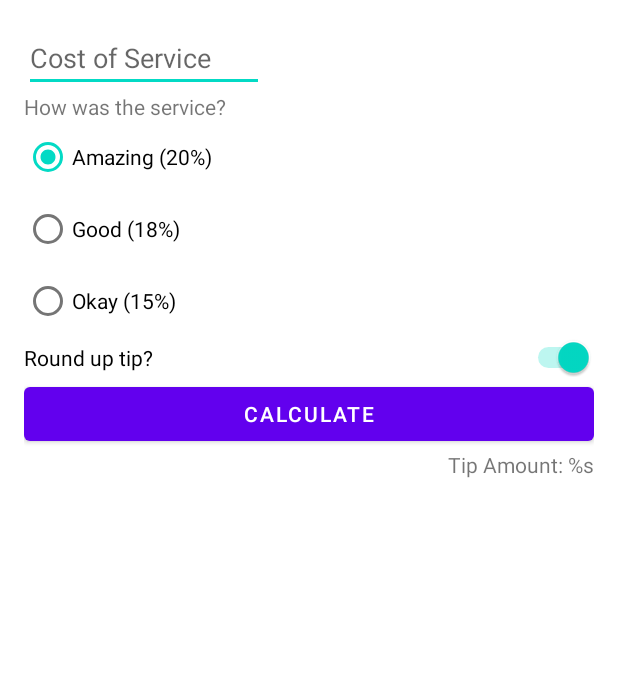
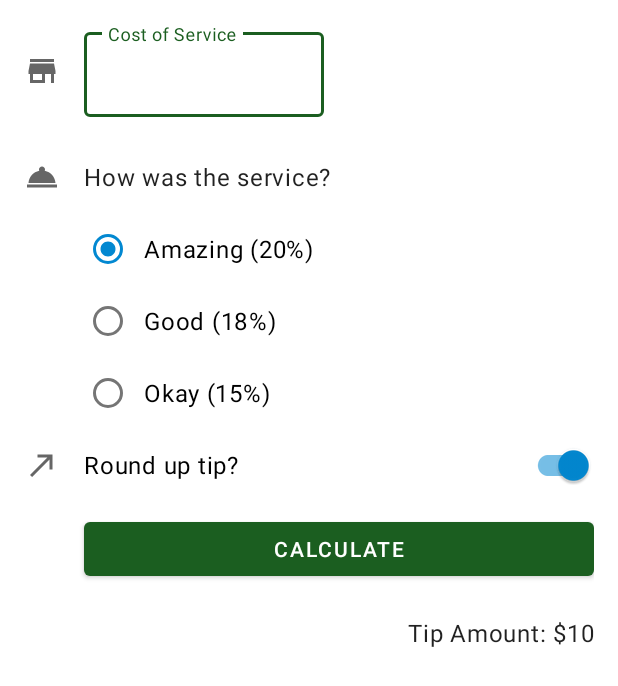
Before and after one commit to anna-albright/tipCalculator, an Android app: the layout activity_main.xml on its own in the app's theme, with its tools: preview values and no code run, on a phone screen of 412 x 824 dp. Shown: the top 686 px of the screen. Run offline under Robolectric (Android 15) with nearby library versions, the phone set to English and light mode, and no system bars.

Commit message:
Add themes, styles and icons.

```diff
--- a/app/src/main/java/com/example/tiptime/MainActivity.java
+++ /dev/null
@@ -1,6 +0,0 @@
-package com.example.tiptime;
-
-import android.app.Activity;
-
-public class MainActivity extends Activity {
-}
--- a/app/src/main/java/com/example/tiptime/MainActivity.kt
+++ b/app/src/main/java/com/example/tiptime/MainActivity.kt
@@ -1,43 +1,100 @@
 package com.example.tiptime
 
+import android.content.Context
 import android.os.Bundle
+import android.view.KeyEvent
+import android.view.View
+import android.view.inputmethod.InputMethodManager
 import androidx.appcompat.app.AppCompatActivity
 import com.example.tiptime.databinding.ActivityMainBinding
 import java.text.NumberFormat
 
+/**
+ * Activity that displays a tip calculator.
+ */
 class MainActivity : AppCompatActivity() {
 
+    // Binding object instance with access to the views in the activity_main.xml layout
     private lateinit var binding: ActivityMainBinding
 
     override fun onCreate(savedInstanceState: Bundle?) {
         super.onCreate(savedInstanceState)
 
+        // Inflate the layout XML file and return a binding object instance
         binding = ActivityMainBinding.inflate(layoutInflater)
+
+        // Set the content view of the Activity to be the root view of the layout
         setContentView(binding.root)
 
+        // Setup a click listener on the calculate button to calculate the tip
         binding.calculateButton.setOnClickListener { calculateTip() }
+
+        // Set up a key listener on the EditText field to listen for "enter" button presses
+        binding.costOfServiceEditText.setOnKeyListener { view, keyCode, _ ->
+            handleKeyEvent(
+                view,
+                keyCode
+            )
+        }
     }
 
+    /**
+     * Calculates the tip based on the user input.
+     */
     private fun calculateTip() {
-        val stringInTextField = binding.costOfService.text.toString()
+        // Get the decimal value from the cost of service EditText field
+        val stringInTextField = binding.costOfServiceEditText.text.toString()
         val cost = stringInTextField.toDoubleOrNull()
-        if (cost == null) {
-            binding.tipResult.text = ""
+
+        // If the cost is null or 0, then display 0 tip and exit this function early.
+        if (cost == null || cost == 0.0) {
+            displayTip(0.0)
             return
         }
 
+        // Get the tip percentage based on which radio button is selected
         val tipPercentage = when (binding.tipOptions.checkedRadioButtonId) {
             R.id.option_twenty_percent -> 0.20
             R.id.option_eighteen_percent -> 0.18
             else -> 0.15
         }
 
+        // Calculate the tip
         var tip = tipPercentage * cost
-        if (binding.roundUpSwitch.isChecked) {
+
+        // If the switch for rounding up the tip toggled on (isChecked is true), then round up the
+        // tip. Otherwise do not change the tip value.
+        val roundUp = binding.roundUpSwitch.isChecked
+        if (roundUp) {
+            // Take the ceiling of the current tip, which rounds up to the next integer, and store
+            // the new value in the tip variable.
             tip = kotlin.math.ceil(tip)
         }
 
+        // Display the formatted tip value onscreen
+        displayTip(tip)
+    }
+
+    /**
+     * Format the tip amount according to the local currency and display it onscreen.
+     * Example would be "Tip Amount: $10.00".
+     */
+    private fun displayTip(tip: Double) {
         val formattedTip = NumberFormat.getCurrencyInstance().format(tip)
         binding.tipResult.text = getString(R.string.tip_amount, formattedTip)
     }
+
+    /**
+     * Key listener for hiding the keyboard when the "Enter" button is tapped.
+     */
+    private fun handleKeyEvent(view: View, keyCode: Int): Boolean {
+        if (keyCode == KeyEvent.KEYCODE_ENTER) {
+            // Hide the keyboard
+            val inputMethodManager =
+                getSystemService(Context.INPUT_METHOD_SERVICE) as InputMethodManager
+            inputMethodManager.hideSoftInputFromWindow(view.windowToken, 0)
+            return true
+        }
+        return false
+    }
 }
--- /dev/null
+++ b/app/src/main/res/drawable/ic_round_up.xml
@@ -0,0 +1,10 @@
+<vector xmlns:android="http://schemas.android.com/apk/res/android"
+    android:width="24dp"
+    android:height="24dp"
+    android:viewportWidth="24"
+    android:viewportHeight="24"
+    android:tint="?attr/colorControlNormal">
+  <path
+      android:fillColor="@android:color/white"
+      android:pathData="M9,5v2h6.59L4,18.59 5.41,20 17,8.41V15h2V5z"/>
+</vector>
--- /dev/null
+++ b/app/src/main/res/drawable/ic_service.xml
@@ -0,0 +1,10 @@
+<vector xmlns:android="http://schemas.android.com/apk/res/android"
+    android:width="24dp"
+    android:height="24dp"
+    android:viewportWidth="24"
+    android:viewportHeight="24"
+    android:tint="?attr/colorControlNormal">
+  <path
+      android:fillColor="@android:color/white"
+      android:pathData="M2,17h20v2L2,19zM13.84,7.79c0.1,-0.24 0.16,-0.51 0.16,-0.79 0,-1.1 -0.9,-2 -2,-2s-2,0.9 -2,2c0,0.28 0.06,0.55 0.16,0.79C6.25,8.6 3.27,11.93 3,16h18c-0.27,-4.07 -3.25,-7.4 -7.16,-8.21z"/>
+</vector>
--- /dev/null
+++ b/app/src/main/res/drawable/ic_store.xml
@@ -0,0 +1,10 @@
+<vector xmlns:android="http://schemas.android.com/apk/res/android"
+    android:width="24dp"
+    android:height="24dp"
+    android:viewportWidth="24"
+    android:viewportHeight="24"
+    android:tint="?attr/colorControlNormal">
+  <path
+      android:fillColor="@android:color/white"
+      android:pathData="M20,4L4,4v2h16L20,4zM21,14v-2l-1,-5L4,7l-1,5v2h1v6h10v-6h4v6h2v-6h1zM12,18L6,18v-4h6v4z"/>
+</vector>
--- a/app/src/main/res/layout/activity_main.xml
+++ b/app/src/main/res/layout/activity_main.xml
@@ -1,27 +1,61 @@
 <?xml version="1.0" encoding="utf-8"?>
-<androidx.constraintlayout.widget.ConstraintLayout xmlns:android="http://schemas.android.com/apk/res/android"
+<ScrollView xmlns:android="http://schemas.android.com/apk/res/android"
     xmlns:app="http://schemas.android.com/apk/res-auto"
     xmlns:tools="http://schemas.android.com/tools"
     android:layout_width="match_parent"
     android:layout_height="match_parent"
-    android:padding="16dp"
     tools:context=".MainActivity">
 
-    <EditText
+    <androidx.constraintlayout.widget.ConstraintLayout
+        android:layout_width="match_parent"
+        android:layout_height="wrap_content"
+        android:padding="16dp">
+
+        <ImageView
+            android:id="@+id/icon_cost_of_service"
+            android:layout_width="wrap_content"
+            android:layout_height="wrap_content"
+            android:importantForAccessibility="no"
+            app:layout_constraintBottom_toBottomOf="@id/cost_of_service"
+            app:layout_constraintStart_toStartOf="parent"
+            app:layout_constraintTop_toTopOf="@id/cost_of_service"
+            app:srcCompat="@drawable/ic_store" />
+
+        <com.google.android.material.textfield.TextInputLayout
             android:id="@+id/cost_of_service"
             android:layout_width="160dp"
             android:layout_height="wrap_content"
+            android:layout_marginStart="16dp"
             android:hint="@string/cost_of_service"
-        android:inputType="numberDecimal"
+            app:layout_constraintStart_toEndOf="@id/icon_cost_of_service"
+            app:layout_constraintTop_toTopOf="parent">
+
+            <com.google.android.material.textfield.TextInputEditText
+                android:id="@+id/cost_of_service_edit_text"
+                android:layout_width="match_parent"
+                android:layout_height="wrap_content"
+                android:inputType="numberDecimal" />
+
+        </com.google.android.material.textfield.TextInputLayout>
+
+        <ImageView
+            android:id="@+id/icon_service_question"
+            android:layout_width="wrap_content"
+            android:layout_height="wrap_content"
+            android:importantForAccessibility="no"
+            app:layout_constraintBottom_toBottomOf="@id/service_question"
             app:layout_constraintStart_toStartOf="parent"
-        app:layout_constraintTop_toTopOf="parent" />
+            app:layout_constraintTop_toTopOf="@id/service_question"
+            app:srcCompat="@drawable/ic_service" />
 
         <TextView
             android:id="@+id/service_question"
+            style="@style/Widget.TipTime.TextView"
             android:layout_width="wrap_content"
             android:layout_height="wrap_content"
+            android:layout_marginTop="16dp"
             android:text="@string/how_was_the_service"
-        app:layout_constraintStart_toStartOf="parent"
+            app:layout_constraintStart_toStartOf="@id/cost_of_service"
             app:layout_constraintTop_toBottomOf="@id/cost_of_service" />
 
         <RadioGroup
@@ -30,7 +64,7 @@
             android:layout_height="wrap_content"
             android:checkedButton="@id/option_twenty_percent"
             android:orientation="vertical"
-        app:layout_constraintStart_toStartOf="parent"
+            app:layout_constraintStart_toStartOf="@id/service_question"
             app:layout_constraintTop_toBottomOf="@id/service_question">
 
             <RadioButton
@@ -50,32 +84,47 @@
                 android:layout_width="wrap_content"
                 android:layout_height="wrap_content"
                 android:text="@string/ok_service" />
+
         </RadioGroup>
 
-    <Switch
+        <ImageView
+            android:id="@+id/icon_round_up"
+            android:layout_width="wrap_content"
+            android:layout_height="wrap_content"
+            android:importantForAccessibility="no"
+            app:layout_constraintBottom_toBottomOf="@id/round_up_switch"
+            app:layout_constraintStart_toStartOf="parent"
+            app:layout_constraintTop_toTopOf="@id/round_up_switch"
+            app:srcCompat="@drawable/ic_round_up" />
+
+        <com.google.android.material.switchmaterial.SwitchMaterial
             android:id="@+id/round_up_switch"
             android:layout_width="0dp"
             android:layout_height="wrap_content"
             android:checked="true"
             android:text="@string/round_up_tip"
             app:layout_constraintEnd_toEndOf="parent"
-        app:layout_constraintStart_toStartOf="parent"
+            app:layout_constraintStart_toStartOf="@id/tip_options"
             app:layout_constraintTop_toBottomOf="@id/tip_options" />
 
         <Button
             android:id="@+id/calculate_button"
             android:layout_width="0dp"
             android:layout_height="wrap_content"
+            android:layout_marginTop="8dp"
             android:text="@string/calculate"
             app:layout_constraintEnd_toEndOf="parent"
-        app:layout_constraintStart_toStartOf="parent"
+            app:layout_constraintStart_toStartOf="@id/round_up_switch"
             app:layout_constraintTop_toBottomOf="@id/round_up_switch" />
 
         <TextView
             android:id="@+id/tip_result"
+            style="@style/Widget.TipTime.TextView"
             android:layout_width="wrap_content"
             android:layout_height="wrap_content"
-        android:text="@string/tip_amount"
+            android:layout_marginTop="8dp"
             app:layout_constraintEnd_toEndOf="parent"
-        app:layout_constraintTop_toBottomOf="@id/calculate_button" />
+            app:layout_constraintTop_toBottomOf="@id/calculate_button"
+            tools:text="Tip Amount: $10" />
     </androidx.constraintlayout.widget.ConstraintLayout>
+</ScrollView>
--- a/app/src/main/res/values-night/themes.xml
+++ b/app/src/main/res/values-night/themes.xml
@@ -1,16 +1,15 @@
 <resources xmlns:tools="http://schemas.android.com/tools">
-    <!-- Base application theme. -->
+
+    <!-- Application theme for dark theme. -->
     <style name="Theme.TipTime" parent="Theme.MaterialComponents.DayNight.DarkActionBar">
-        <!-- Primary brand color. -->
-        <item name="colorPrimary">@color/purple_200</item>
-        <item name="colorPrimaryVariant">@color/purple_700</item>
-        <item name="colorOnPrimary">@color/black</item>
-        <!-- Secondary brand color. -->
-        <item name="colorSecondary">@color/teal_200</item>
-        <item name="colorSecondaryVariant">@color/teal_200</item>
-        <item name="colorOnSecondary">@color/black</item>
-        <!-- Status bar color. -->
+        ...
         <item name="android:statusBarColor" tools:targetApi="l">?attr/colorPrimaryVariant</item>
-        <!-- Customize your theme here. -->
+        <!-- Text input fields -->
+        <item name="textInputStyle">@style/Widget.MaterialComponents.TextInputLayout.OutlinedBox</item>
+        <!-- For radio buttons -->
+        <item name="radioButtonStyle">@style/Widget.TipTime.CompoundButton.RadioButton</item>
+        <!-- For switches -->
+        <item name="switchStyle">@style/Widget.TipTime.CompoundButton.Switch</item>
     </style>
+
 </resources>
--- a/app/src/main/res/values/colors.xml
+++ b/app/src/main/res/values/colors.xml
@@ -1,10 +1,11 @@
 <?xml version="1.0" encoding="utf-8"?>
 <resources>
-    <color name="purple_200">#FFBB86FC</color>
-    <color name="purple_500">#FF6200EE</color>
-    <color name="purple_700">#FF3700B3</color>
-    <color name="teal_200">#FF03DAC5</color>
-    <color name="teal_700">#FF018786</color>
-    <color name="black">#FF000000</color>
-    <color name="white">#FFFFFFFF</color>
+    <color name="green">#1B5E20</color>
+    <color name="green_dark">#003300</color>
+    <color name="green_light">#A5D6A7</color>
+    <color name="blue">#0288D1</color>
+    <color name="blue_dark">#005B9F</color>
+    <color name="blue_light">#81D4FA</color>
+    <color name="black">#000000</color>
+    <color name="white">#FFFFFF</color>
 </resources>
--- /dev/null
+++ b/app/src/main/res/values/styles.xml
@@ -0,0 +1,22 @@
+<?xml version="1.0" encoding="utf-8"?>
+<resources>
+    <!-- TextView style -->
+    <style name="Widget.TipTime.TextView" parent="Widget.MaterialComponents.TextView">
+        <item name="android:minHeight">48dp</item>
+        <item name="android:gravity">center_vertical</item>
+        <item name="android:textAppearance">?attr/textAppearanceBody1</item>
+    </style>
+
+    <!-- Radio Button style -->
+    <style name="Widget.TipTime.CompoundButton.RadioButton" parent="Widget.MaterialComponents.CompoundButton.RadioButton">
+        <item name="android:paddingStart">8dp</item>
+        <item name="android:textAppearance">?attr/textAppearanceBody1</item>
+    </style>
+
+    <!-- Switch style -->
+    <style name="Widget.TipTime.CompoundButton.Switch" parent="Widget.MaterialComponents.CompoundButton.Switch">
+        <item name="android:minHeight">48dp</item>
+        <item name="android:gravity">center_vertical</item>
+        <item name="android:textAppearance">?attr/textAppearanceBody1</item>
+    </style>
+</resources>
--- a/app/src/main/res/values/themes.xml
+++ b/app/src/main/res/values/themes.xml
@@ -2,15 +2,20 @@
     <!-- Base application theme. -->
     <style name="Theme.TipTime" parent="Theme.MaterialComponents.DayNight.DarkActionBar">
         <!-- Primary brand color. -->
-        <item name="colorPrimary">@color/purple_500</item>
-        <item name="colorPrimaryVariant">@color/purple_700</item>
+        <item name="colorPrimary">@color/green</item>
+        <item name="colorPrimaryVariant">@color/green_dark</item>
         <item name="colorOnPrimary">@color/white</item>
         <!-- Secondary brand color. -->
-        <item name="colorSecondary">@color/teal_200</item>
-        <item name="colorSecondaryVariant">@color/teal_700</item>
+        <item name="colorSecondary">@color/blue</item>
+        <item name="colorSecondaryVariant">@color/blue_dark</item>
         <item name="colorOnSecondary">@color/black</item>
         <!-- Status bar color. -->
         <item name="android:statusBarColor" tools:targetApi="l">?attr/colorPrimaryVariant</item>
-        <!-- Customize your theme here. -->
+        <!-- For text input fields -->
+        <item name="textInputStyle">@style/Widget.MaterialComponents.TextInputLayout.OutlinedBox</item>
+        <!-- For radio buttons -->
+        <item name="radioButtonStyle">@style/Widget.TipTime.CompoundButton.RadioButton</item>
+        <!-- For switches -->
+        <item name="switchStyle">@style/Widget.TipTime.CompoundButton.Switch</item>
     </style>
 </resources>
```
Also changed, not shown: app/src/main/res/values/strings.xml (+17 -0 lines). Lines whose indentation alone changed are shown as unchanged.
